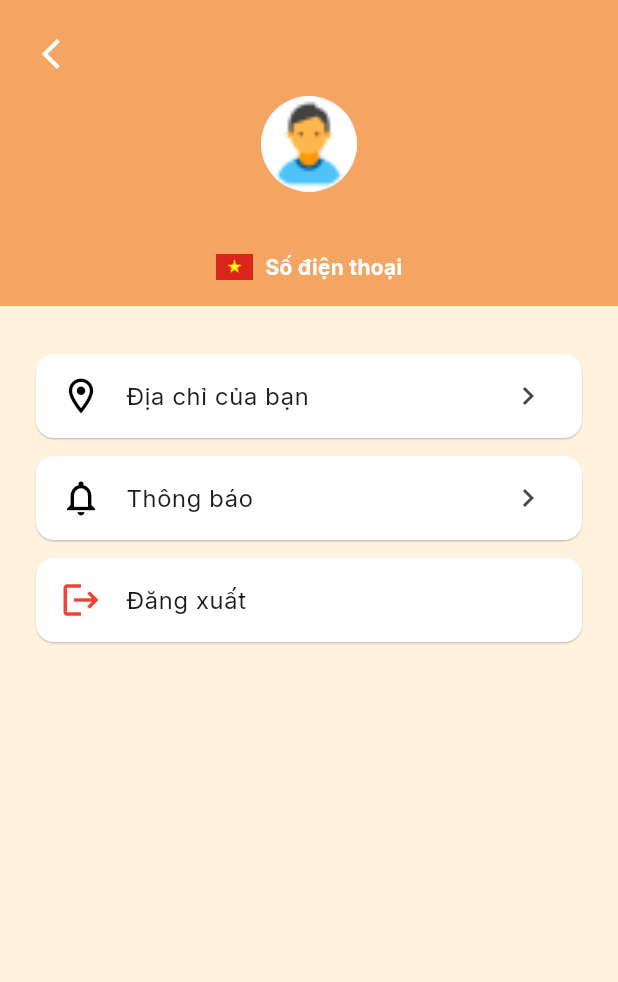
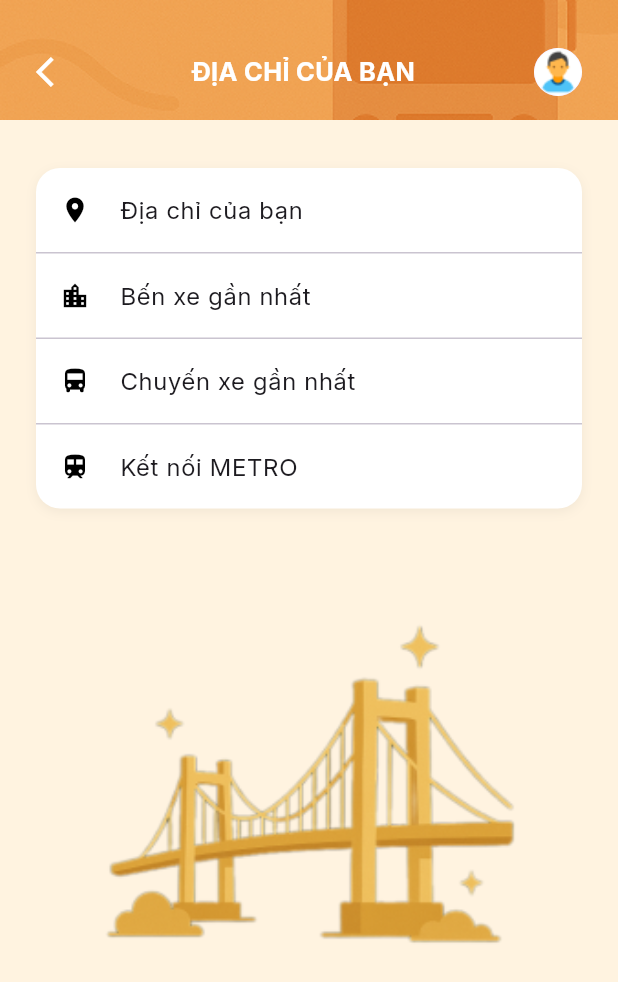
Before and after one commit to BaoNguyen20040407/MobileNC_AppBanVeXe_Web, a Flutter app: the AdminProfileScreen screen opened directly, after a tap on "Địa chỉ của bạn", on a phone screen of 412 x 824 dp. Shown: the top 982 px of the screen. Run offline on Flutter 3.47's test engine with Material 3 defaults, Android fonts, the phone set to English and light mode, and no system bars; our stand-ins replace geocoding, geolocator, google_maps_flutter, image_picker, pdf, printing and 1 more; missing offline and left inert: barcode; accounts and stored records are empty.

```diff
--- /dev/null
+++ b/lib/view/admin/profile_admin/location_admin/location_admin.dart
@@ -0,0 +1,121 @@
+import 'package:flutter/material.dart';
+import 'package:giao_dien_1/config/default.dart';
+import 'package:giao_dien_1/view/admin/profile_admin/location_admin/location_picker_admin.dart';
+import 'package:giao_dien_1/widget/appbar_profile_admin.dart';
+
+class LocationAdminScreen extends StatelessWidget {
+  const LocationAdminScreen({super.key});
+
+  @override
+  Widget build(BuildContext context) {
+    return Scaffold(
+      backgroundColor: AppColors.softOrangeBackground,
+      appBar: const AppBarAdminProfile(title: 'ĐỊA CHỈ CỦA BẠN'),
+      body: Column(
+        children: [
+          const SizedBox(height: 32),
+          Expanded(
+            child: ListView(
+              padding: const EdgeInsets.symmetric(horizontal: 24),
+              children: [
+                Container(
+                  decoration: BoxDecoration(
+                    color: Colors.white,
+                    borderRadius: BorderRadius.circular(16),
+                    boxShadow: [
+                      BoxShadow(
+                        color: Colors.black.withOpacity(0.05),
+                        blurRadius: 6,
+                        offset: const Offset(0, 2),
+                      ),
+                    ],
+                  ),
+                  child: Column(
+                    children: [
+                      _LocationItem(
+                        icon: Icons.location_on,
+                        label: 'Địa chỉ của bạn',
+                        onTap: () {
+                          Navigator.push(
+                            context,
+                            MaterialPageRoute(
+                              builder: (_) => const LocationPickerAdminScreen(),
+                              settings: const RouteSettings(name: '/location_picker'),
+                            ),
+                          );
+                        },
+                      ),
+                      const Divider(height: 1),
+                      _LocationItem(
+                        icon: Icons.location_city,
+                        label: 'Bến xe gần nhất',
+                        onTap: () {
+                          // TODO: Điều hướng đến màn bản đồ bến xe
+                        },
+                      ),
+                      const Divider(height: 1),
+                      _LocationItem(
+                        icon: Icons.directions_bus,
+                        label: 'Chuyến xe gần nhất',
+                        onTap: () {
+                          // TODO: Xử lý chuyến gần nhất
+                        },
+                      ),
+                      const Divider(height: 1),
+                      _LocationItem(
+                        icon: Icons.train,
+                        label: 'Kết nối METRO',
+                        onTap: () {
+                          // TODO: Xử lý kết nối Metro
+                        },
+                      ),
+                    ],
+                  ),
+                ),
+                const SizedBox(height: 32),
+                Center(
+                  child: Image.asset(
+                    'assets/image/bridge.png',
+                    height: 300,
+                    fit: BoxFit.contain,
+                  ),
+                ),
+              ],
+            ),
+          ),
+        ],
+      ),
+    );
+  }
+}
+
+class _LocationItem extends StatelessWidget {
+  final IconData icon;
+  final String label;
+  final VoidCallback? onTap;
+
+  const _LocationItem({
+    required this.icon,
+    required this.label,
+    this.onTap,
+  });
+
+  @override
+  Widget build(BuildContext context) {
+    return InkWell(
+      onTap: onTap,
+      child: ListTile(
+        contentPadding: const EdgeInsets.symmetric(horizontal: 16, vertical: 0),
+        leading: Icon(icon, color: Colors.black, size: 20),
+        title: Text(
+          label,
+          style: const TextStyle(
+            fontSize: 16,
+            fontWeight: FontWeight.w500,
+            fontFamily: 'Inter',
+          ),
+        ),
+      ),
+    );
+  }
+}
--- a/lib/view/admin/profile_admin/profile_admin.dart
+++ b/lib/view/admin/profile_admin/profile_admin.dart
@@ -1,6 +1,7 @@
 import 'dart:convert';
 import 'dart:typed_data';
 import 'package:flutter/material.dart';
+import 'package:giao_dien_1/view/admin/profile_admin/location_admin/location_admin.dart';
 import 'package:shared_preferences/shared_preferences.dart';
 import 'package:giao_dien_1/config/default.dart';
 import 'package:giao_dien_1/view/notification/notifications_screen.dart';
@@ -115,7 +116,13 @@ class _AdminProfileScreenState extends State<AdminProfileScreen> {
                   "Địa chỉ của bạn",
                   trailing: const Icon(Icons.chevron_right),
                   onTap: () {
-                    // TODO: Điều hướng
+                    Navigator.push(
+                      context,
+                      MaterialPageRoute(
+                        builder: (_) => LocationAdminScreen(),
+                        settings: const RouteSettings(name: '/admin/locations'),
+                      ),
+                    );
                   },
                 ),
                 _buildMenuItem(
--- a/lib/view/auth/register.dart
+++ b/lib/view/auth/register.dart
@@ -146,6 +146,10 @@ Future<void> _submitData() async {
         'MaKH': maKH,
       }),
     );
+    final avatarUrl = responseData['avatarUrl'];
+    final prefs = await SharedPreferences.getInstance();
+    await prefs.setString('avatarUrl', avatarUrl);
+    print('🔵 Đã lưu avatarUrl vào SharedPreferences: $avatarUrl');
       try {
     final accResponseBody = jsonDecode(accountRes.body);
     print('✅ TAIKHOANKH Insert Response: $accResponseBody');
```
Also changed, not shown: lib/view/admin/profile_admin/location_admin/location_picker_admin.dart (added, +128 -0 lines), lib/view/profile/edit_user_info.dart (+68 -22 lines), lib/view/profile/profile_screen.dart (+26 -15 lines), lib/view/profile/user_info.dart (+39 -7 lines), lib/widget/appbar.dart (+12 -6 lines), lib/widget/appbar_profile.dart (+53 -29 lines), lib/backend/uploads/1753410688855-1000032002.png (added), lib/backend/uploads/1753410913132-1000032002.png (added), lib/backend/uploads/1753411622139-1000032002.png (added), 1 other file.
